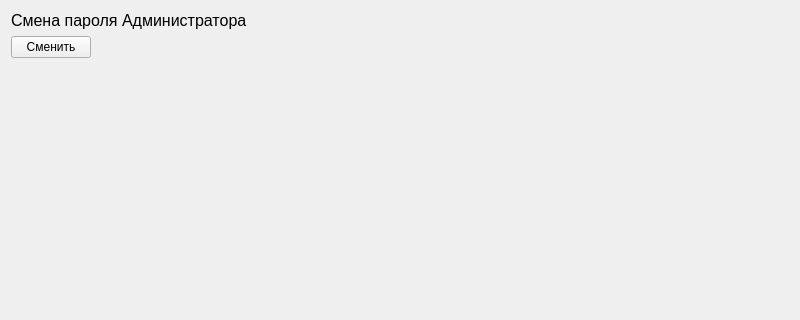
m6v/sobol, file panels/PasswdChangePanel.ui: the form before one commit; both pictures show x 0 to 800 and y 0 to 320 of the 800 by 600 pixel window.
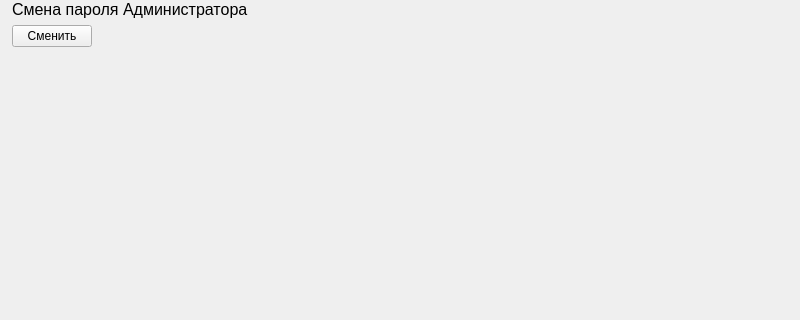
The form after the commit.

```diff
--- a/panels/PasswdChangePanel.ui
+++ b/panels/PasswdChangePanel.ui
@@ -14,6 +14,18 @@
    <string>Form</string>
   </property>
   <layout class="QVBoxLayout" name="verticalLayout">
+   <property name="leftMargin">
+    <number>0</number>
+   </property>
+   <property name="topMargin">
+    <number>0</number>
+   </property>
+   <property name="rightMargin">
+    <number>0</number>
+   </property>
+   <property name="bottomMargin">
+    <number>0</number>
+   </property>
    <item>
     <widget class="QLabel" name="change_passwd_label">
      <property name="font">
@@ -21,6 +33,9 @@
        <pointsize>12</pointsize>
       </font>
      </property>
+     <property name="styleSheet">
+      <string notr="true">margin-left: 8px;</string>
+     </property>
      <property name="text">
       <string>Смена пароля Администратора</string>
      </property>
@@ -28,6 +43,9 @@
    </item>
    <item>
     <layout class="QHBoxLayout" name="horizontalLayout">
+     <property name="leftMargin">
+      <number>12</number>
+     </property>
      <item>
       <widget class="QPushButton" name="change_passwd_push_button">
        <property name="text">
```
